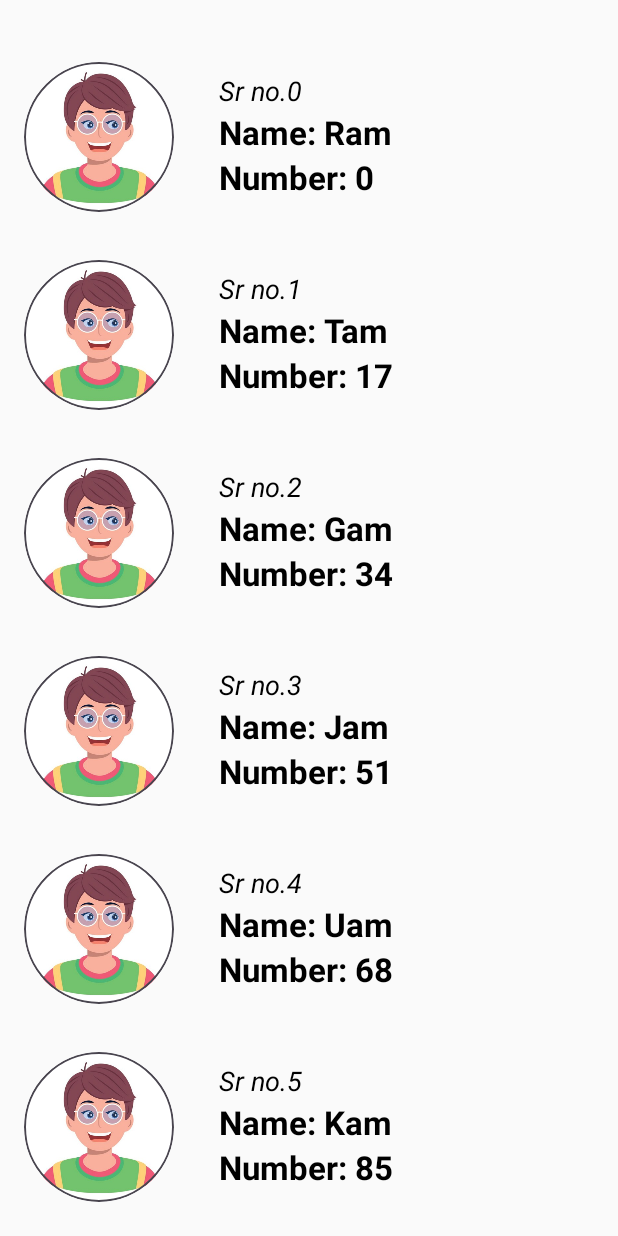
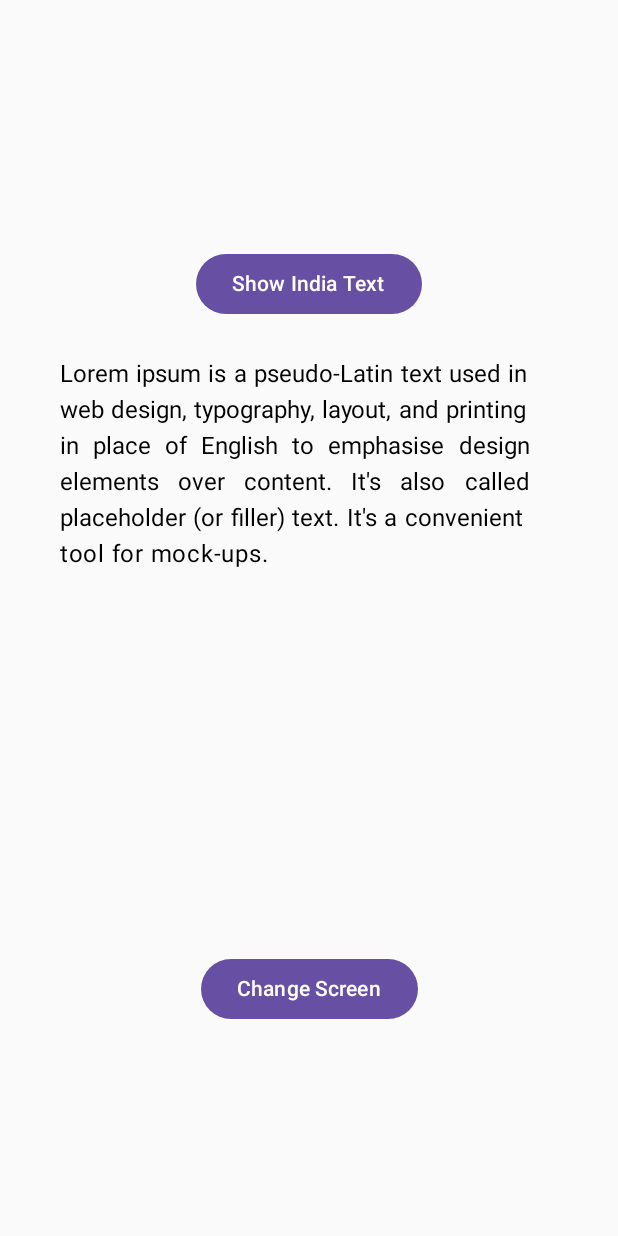
Before and after one commit to ZSank/IntroCard, an Android app built with Jetpack Compose: the screen it shows after launch (MainActivity), on a phone screen of 412 x 824 dp. Run offline under Robolectric (Android 15) with nearby library versions, the phone set to English and light mode, and no system bars.

Commit message:
Add simple compose navigation

```diff
--- a/app/src/main/java/com/sankapp/introcard/MainActivity.kt
+++ b/app/src/main/java/com/sankapp/introcard/MainActivity.kt
@@ -6,11 +6,8 @@ import androidx.activity.compose.setContent
 import androidx.activity.enableEdgeToEdge
 import androidx.compose.foundation.layout.Column
 import androidx.compose.foundation.layout.Row
-import androidx.compose.foundation.layout.fillMaxSize
 import androidx.compose.foundation.layout.fillMaxWidth
 import androidx.compose.foundation.layout.padding
-import androidx.compose.material3.Button
-import androidx.compose.material3.Scaffold
 import androidx.compose.material3.Text
 import androidx.compose.runtime.Composable
 import androidx.compose.ui.Modifier
@@ -18,7 +15,7 @@ import androidx.compose.ui.text.style.TextAlign
 import androidx.compose.ui.tooling.preview.Preview
 import androidx.compose.ui.unit.dp
 import androidx.compose.ui.unit.sp
-import com.sankapp.introcard.contact.ContactListScreen
+import com.sankapp.introcard.simplenav.SimpleNavScreen
 import com.sankapp.introcard.ui.theme.IntroCardTheme
 
 class MainActivity : ComponentActivity() {
@@ -26,7 +23,8 @@ class MainActivity : ComponentActivity() {
         super.onCreate(savedInstanceState)
         enableEdgeToEdge()
         setContent {
-            ContactListScreen()
+            SimpleNavScreen()
+//            ContactListScreen()
 //            LoginScreen()
 //            IntroCardWithButton()
 //            MyNameWithImage()
--- /dev/null
+++ b/app/src/main/java/com/sankapp/introcard/simplenav/SimpleNav.kt
@@ -0,0 +1,124 @@
+package com.sankapp.introcard.simplenav
+
+import androidx.compose.foundation.Image
+import androidx.compose.foundation.border
+import androidx.compose.foundation.layout.Arrangement
+import androidx.compose.foundation.layout.Column
+import androidx.compose.foundation.layout.Spacer
+import androidx.compose.foundation.layout.fillMaxSize
+import androidx.compose.foundation.layout.fillMaxWidth
+import androidx.compose.foundation.layout.height
+import androidx.compose.foundation.layout.padding
+import androidx.compose.foundation.layout.size
+import androidx.compose.foundation.shape.CircleShape
+import androidx.compose.material3.Button
+import androidx.compose.material3.MaterialTheme
+import androidx.compose.material3.Text
+import androidx.compose.runtime.Composable
+import androidx.compose.runtime.getValue
+import androidx.compose.runtime.mutableStateOf
+import androidx.compose.runtime.saveable.rememberSaveable
+import androidx.compose.runtime.setValue
+import androidx.compose.ui.Alignment
+import androidx.compose.ui.Modifier
+import androidx.compose.ui.draw.clip
+import androidx.compose.ui.res.painterResource
+import androidx.compose.ui.text.style.TextAlign
+import androidx.compose.ui.tooling.preview.Preview
+import androidx.compose.ui.unit.dp
+import com.sankapp.introcard.R
+
+@Preview(showBackground = true, showSystemUi = true)
+@Composable
+fun SimpleNavScreen(modifier: Modifier = Modifier) {
+    var showHide by rememberSaveable { mutableStateOf(true) }
+
+    Column(
+        modifier = modifier
+            .fillMaxSize()
+            .padding(16.dp),
+        verticalArrangement = Arrangement.SpaceBetween,
+        horizontalAlignment = Alignment.CenterHorizontally
+    ) {
+        Spacer(modifier = Modifier.height(20.dp))
+
+        if (showHide) {
+            SimpleNavTextScreen()
+        } else {
+            SimpleNavImgScreen()
+        }
+
+//        we can use when statement, instead of if-else statement
+//        when(showHide) {
+//            true -> SimpleNavImgScreen()
+//            false -> SimpleNavImgScreen()
+//        }
+
+        Spacer(modifier = Modifier.height(20.dp))
+
+        Button(onClick = { showHide = !showHide }) {
+            Text("Change Screen")
+        }
+
+        Spacer(modifier = Modifier.height(20.dp))
+    }
+}
+
+@Composable
+fun SimpleNavTextScreen(modifier: Modifier = Modifier) {
+    var showDifferentText by rememberSaveable { mutableStateOf(true) }
+
+    Column(
+        modifier = modifier
+            .fillMaxWidth()
+            .padding(24.dp),
+        horizontalAlignment = Alignment.CenterHorizontally
+    ) {
+        Button(onClick = {
+            showDifferentText = !showDifferentText
+        }) {
+            Text(text = if (showDifferentText) "Show India Text" else "Show Lorem Text")
+        }
+
+        Spacer(modifier = Modifier.height(24.dp))
+
+        Text(
+            text = if (showDifferentText) loremText else indiaText,
+            style = MaterialTheme.typography.bodyLarge,
+            textAlign = TextAlign.Justify
+        )
+    }
+}
+
+@Composable
+fun SimpleNavImgScreen(modifier: Modifier = Modifier) {
+    Column(
+        modifier = modifier
+            .fillMaxWidth()
+            .padding(24.dp),
+        horizontalAlignment = Alignment.CenterHorizontally,
+        verticalArrangement = Arrangement.Center
+    ) {
+        Image(
+            painter = painterResource(R.drawable.person_introcard),
+            contentDescription = "Profile Image",
+            modifier = Modifier
+                .size(150.dp)
+                .clip(CircleShape)
+                .border(2.dp, MaterialTheme.colorScheme.primary, CircleShape)
+        )
+
+        Spacer(modifier = Modifier.height(16.dp))
+
+        Text(
+            text = "Welcome!",
+            style = MaterialTheme.typography.headlineSmall,
+            color = MaterialTheme.colorScheme.primary
+        )
+    }
+}
+
+
+val loremText = "Lorem ipsum is a pseudo-Latin text used in web design, typography, layout, and printing in place of English to emphasise design elements over content. It's also called placeholder (or filler) text. It's a convenient tool for mock-ups."
+
+val indiaText = "India, officially the Republic of India, is a country in South Asia. It is the seventh-largest country by area; the most populous country since 2023; and, since its independence in 1947, the world's most populous democracy. Bounded by the Indian Ocean on the south, the Arabian Sea on the southwest, and the Bay of Bengal on the southeast, it shares land borders with Pakistan to the west; China, Nepal, and Bhutan to the north; and Bangladesh and Myanmar to the east."
```
